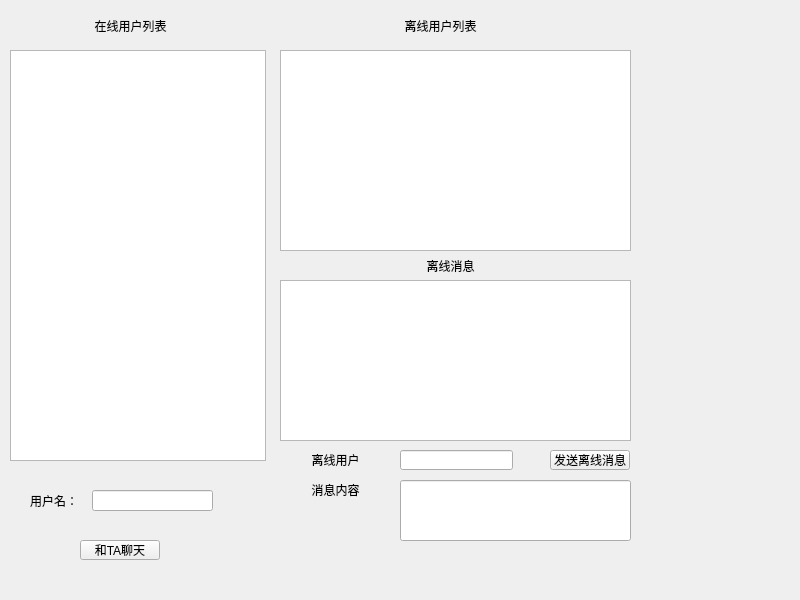
Before: the Qt Designer form chatClient/userwindow.ui in XeonL/xChat, drawn with Qt 5.
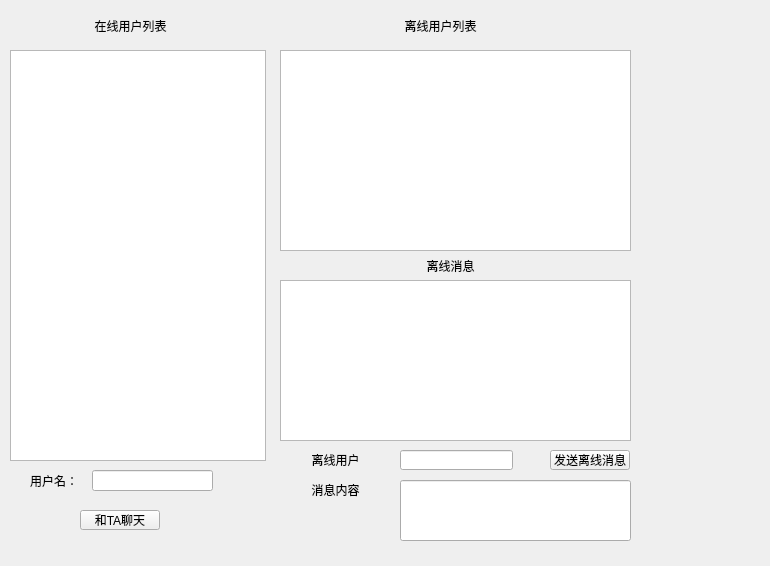
After: the same form once the commit is applied.

Diff of the .ui file:
```diff
--- a/chatClient/userwindow.ui
+++ b/chatClient/userwindow.ui
@@ -6,8 +6,8 @@
    <rect>
     <x>0</x>
     <y>0</y>
-    <width>800</width>
-    <height>600</height>
+    <width>770</width>
+    <height>566</height>
    </rect>
   </property>
   <property name="windowTitle">
@@ -43,7 +43,7 @@
    <property name="geometry">
     <rect>
      <x>92</x>
-     <y>490</y>
+     <y>470</y>
      <width>121</width>
      <height>21</height>
     </rect>
@@ -53,7 +53,7 @@
    <property name="geometry">
     <rect>
      <x>30</x>
-     <y>490</y>
+     <y>470</y>
      <width>61</width>
      <height>21</height>
     </rect>
@@ -66,7 +66,7 @@
    <property name="geometry">
     <rect>
      <x>80</x>
-     <y>540</y>
+     <y>510</y>
      <width>80</width>
      <height>20</height>
     </rect>
```
